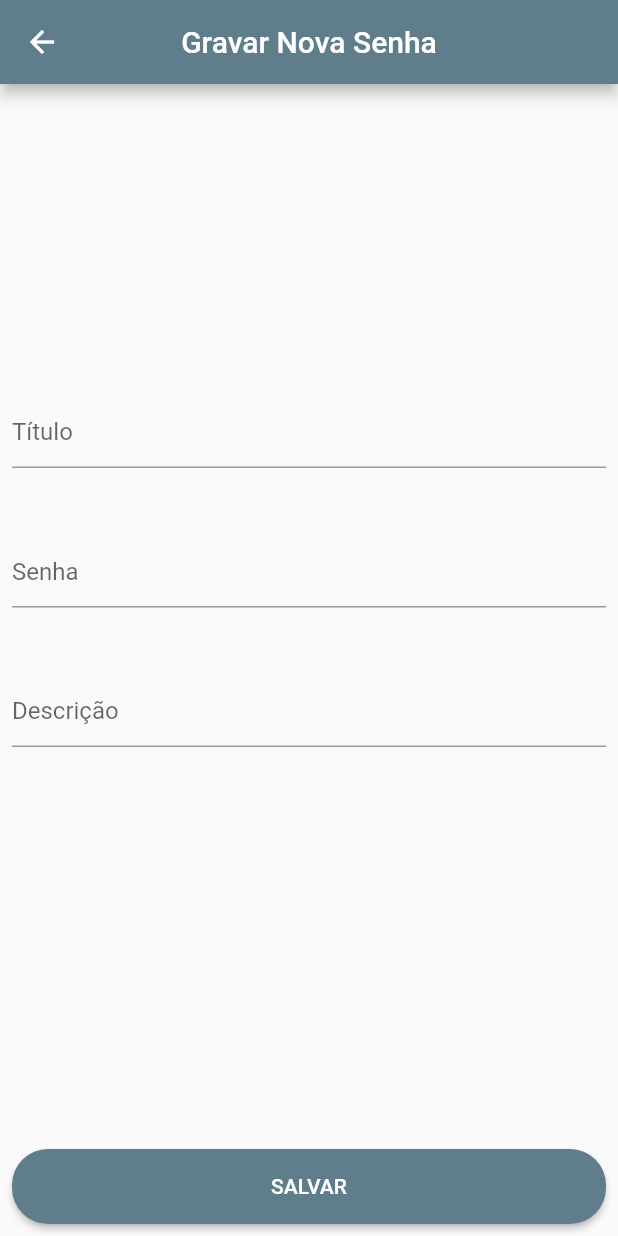
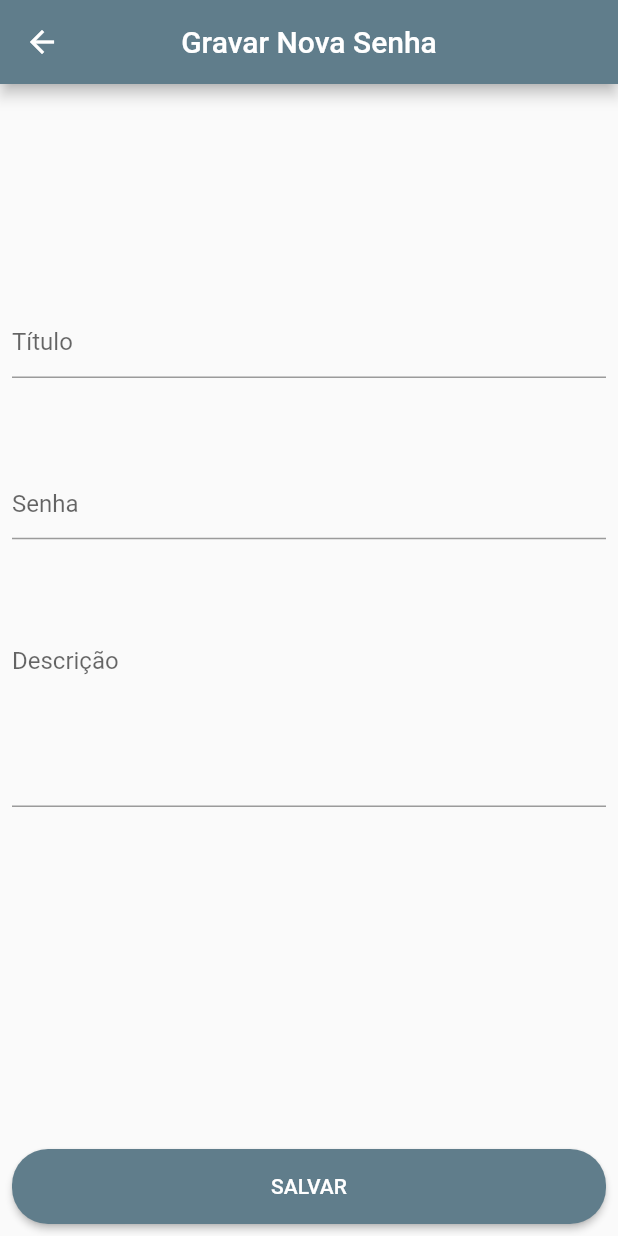
Before and after one commit to danielsantos/safe_password, a Flutter app: the CreatePasswordPage screen opened by its route, on a phone screen of 412 x 824 dp. Run offline on Flutter 3.47's test engine with Material 2 defaults, Android fonts, the phone set to English and light mode, and no system bars; our stand-ins replace sqflite; accounts and stored records are empty.

Commit message:
change textField description to looks like a textArea

```diff
--- a/lib/pages/create_password.dart
+++ b/lib/pages/create_password.dart
@@ -20,8 +20,8 @@ class CreatePasswordPage extends StatelessWidget {
           mainAxisAlignment: MainAxisAlignment.spaceBetween,
           children: [
             Container(
-              height: 250,
-              margin: const EdgeInsets.only(top: 200.0),
+              height: 350,
+              margin: const EdgeInsets.only(top: 140.0),
               child: Column(
                 mainAxisAlignment: MainAxisAlignment.spaceBetween,
                 children: [
@@ -42,6 +42,7 @@ class CreatePasswordPage extends StatelessWidget {
                   Padding(
                     padding: const EdgeInsets.all(8.0),
                     child: TextField(
+                      maxLines: 5,
                       controller: controllerDescription,
                       decoration: const InputDecoration(hintText: 'Descrição'),
                     ),
--- a/lib/pages/edit_password.dart
+++ b/lib/pages/edit_password.dart
@@ -26,8 +26,8 @@ class EditPasswordPage extends StatelessWidget {
           mainAxisAlignment: MainAxisAlignment.spaceBetween,
           children: [
             Container(
-              height: 160,
-              margin: const EdgeInsets.only(top: 200.0),
+              height: 350,
+              margin: const EdgeInsets.only(top: 140.0),
               child: Column(
                 mainAxisAlignment: MainAxisAlignment.spaceBetween,
                 children: [
@@ -48,6 +48,7 @@ class EditPasswordPage extends StatelessWidget {
                   Padding(
                     padding: const EdgeInsets.all(8.0),
                     child: TextField(
+                      maxLines: 5,
                       controller: controllerDescription,
                       decoration: const InputDecoration(hintText: 'Descrição'),
                     ),
```
